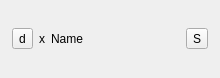
Above: src/ui/FaceTracker.ui from ashmanix/ashmanix-moveface-obs-plugin before the change. Below: the same form after it.
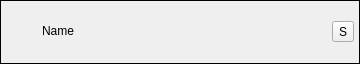
That is the form after the change.

What changed in the file:
```diff
--- a/src/ui/FaceTracker.ui
+++ b/src/ui/FaceTracker.ui
@@ -6,8 +6,8 @@
    <rect>
     <x>0</x>
     <y>0</y>
-    <width>220</width>
-    <height>78</height>
+    <width>360</width>
+    <height>64</height>
    </rect>
   </property>
   <property name="windowTitle">
@@ -15,44 +15,93 @@
   </property>
   <layout class="QVBoxLayout" name="verticalLayout_2">
    <property name="leftMargin">
-    <number>12</number>
+    <number>0</number>
    </property>
    <property name="topMargin">
-    <number>12</number>
+    <number>0</number>
    </property>
    <property name="rightMargin">
-    <number>12</number>
+    <number>0</number>
    </property>
    <property name="bottomMargin">
-    <number>12</number>
+    <number>0</number>
    </property>
    <item>
-    <layout class="QHBoxLayout" name="horizontalLayout" stretch="0,0,0,0,1">
+    <widget class="QFrame" name="mainWidgetFrame">
+     <property name="frameShape">
+      <enum>QFrame::Box</enum>
+     </property>
+     <property name="frameShadow">
+      <enum>QFrame::Plain</enum>
+     </property>
+     <layout class="QVBoxLayout" name="verticalLayout">
+      <property name="leftMargin">
+       <number>5</number>
+      </property>
+      <property name="rightMargin">
+       <number>5</number>
+      </property>
      <item>
-      <widget class="QToolButton" name="deleteToolButton">
-       <property name="text">
-        <string>d</string>
-       </property>
-      </widget>
+       <layout class="QHBoxLayout" name="horizontalLayout" stretch="0,0,0,0,0,0">
+        <item>
+         <spacer name="horizontalSpacer_2">
+          <property name="orientation">
+           <enum>Qt::Horizontal</enum>
+          </property>
+          <property name="sizeType">
+           <enum>QSizePolicy::Fixed</enum>
+          </property>
+          <property name="sizeHint" stdset="0">
+           <size>
+            <width>5</width>
+            <height>20</height>
+           </size>
+          </property>
+         </spacer>
      </item>
      <item>
       <widget class="QLabel" name="connectionLabel">
        <property name="sizePolicy">
-        <sizepolicy hsizetype="Preferred" vsizetype="Preferred">
+           <sizepolicy hsizetype="Fixed" vsizetype="Fixed">
          <horstretch>0</horstretch>
          <verstretch>0</verstretch>
         </sizepolicy>
        </property>
+          <property name="minimumSize">
+           <size>
+            <width>20</width>
+            <height>20</height>
+           </size>
+          </property>
        <property name="text">
-        <string>x</string>
+           <string/>
        </property>
       </widget>
      </item>
+        <item>
+         <spacer name="horizontalSpacer_3">
+          <property name="orientation">
+           <enum>Qt::Horizontal</enum>
+          </property>
+          <property name="sizeType">
+           <enum>QSizePolicy::Fixed</enum>
+          </property>
+          <property name="sizeHint" stdset="0">
+           <size>
+            <width>5</width>
+            <height>20</height>
+           </size>
+          </property>
+         </spacer>
+        </item>
      <item>
       <widget class="QLabel" name="trackerNameLabel">
        <property name="text">
         <string>Name</string>
        </property>
+          <property name="textInteractionFlags">
+           <set>Qt::LinksAccessibleByMouse|Qt::TextSelectableByMouse</set>
+          </property>
       </widget>
      </item>
      <item>
@@ -69,13 +118,31 @@
       </spacer>
      </item>
      <item>
-      <widget class="QToolButton" name="settingsToolButton">
+         <widget class="QToolButton" name="menuToolButton">
        <property name="text">
         <string>S</string>
        </property>
+          <property name="iconSize">
+           <size>
+            <width>16</width>
+            <height>16</height>
+           </size>
+          </property>
+          <property name="popupMode">
+           <enum>QToolButton::InstantPopup</enum>
+          </property>
+          <property name="autoRaise">
+           <bool>false</bool>
+          </property>
+          <property name="arrowType">
+           <enum>Qt::NoArrow</enum>
+          </property>
       </widget>
      </item>
     </layout>
+      </item>
+     </layout>
+    </widget>
    </item>
   </layout>
  </widget>
```
Lines whose indentation alone changed are shown as unchanged.
